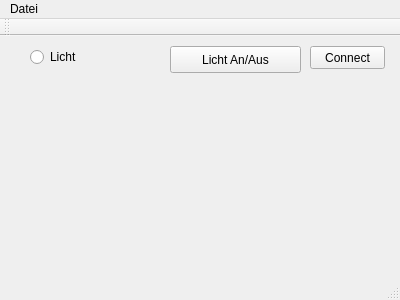
Qt form mainwindow.ui (darkmattercoder/plcanalyzer) before a commit.
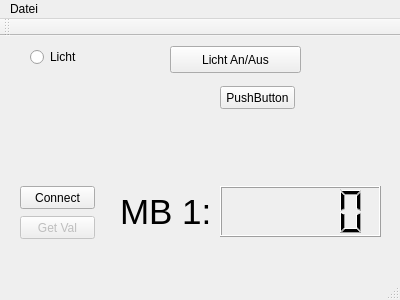
The same form after that commit.

Commit message: Verbindung erfolgreich Möglichkeit über Buttons am UI Verbindung mit einer SPS über s7 Online aufzubauen. Über get Val wird das Merkerbyte 1 ausgelesen um am LCD ausgegeben.

Diff of the .ui file:
```diff
--- a/mainwindow.ui
+++ b/mainwindow.ui
@@ -43,8 +43,8 @@
    <widget class="QPushButton" name="pushButton_2">
     <property name="geometry">
      <rect>
-      <x>310</x>
-      <y>10</y>
+      <x>20</x>
+      <y>150</y>
       <width>75</width>
       <height>23</height>
      </rect>
@@ -53,6 +53,74 @@
      <string>Connect</string>
     </property>
    </widget>
+   <widget class="QPushButton" name="Button_Get_Val">
+    <property name="enabled">
+     <bool>false</bool>
+    </property>
+    <property name="geometry">
+     <rect>
+      <x>20</x>
+      <y>180</y>
+      <width>75</width>
+      <height>23</height>
+     </rect>
+    </property>
+    <property name="text">
+     <string>Get Val</string>
+    </property>
+   </widget>
+   <widget class="QPushButton" name="pushButton">
+    <property name="geometry">
+     <rect>
+      <x>220</x>
+      <y>50</y>
+      <width>75</width>
+      <height>23</height>
+     </rect>
+    </property>
+    <property name="text">
+     <string>PushButton</string>
+    </property>
+   </widget>
+   <widget class="QLCDNumber" name="lcdNumber">
+    <property name="geometry">
+     <rect>
+      <x>220</x>
+      <y>150</y>
+      <width>161</width>
+      <height>51</height>
+     </rect>
+    </property>
+    <property name="font">
+     <font>
+      <pointsize>10</pointsize>
+      <weight>75</weight>
+      <bold>true</bold>
+      <kerning>false</kerning>
+     </font>
+    </property>
+    <property name="styleSheet">
+     <string notr="true"/>
+    </property>
+   </widget>
+   <widget class="QLabel" name="label">
+    <property name="geometry">
+     <rect>
+      <x>120</x>
+      <y>150</y>
+      <width>91</width>
+      <height>51</height>
+     </rect>
+    </property>
+    <property name="font">
+     <font>
+      <pointsize>26</pointsize>
+     </font>
+    </property>
+    <property name="text">
+     <string>MB 1:</string>
+    </property>
+   </widget>
   </widget>
   <widget class="QMenuBar" name="menuBar">
    <property name="geometry">
```
Left out of the diff: 6 changed lines with no effect on the pictures. The commit also changes 11 other files.
